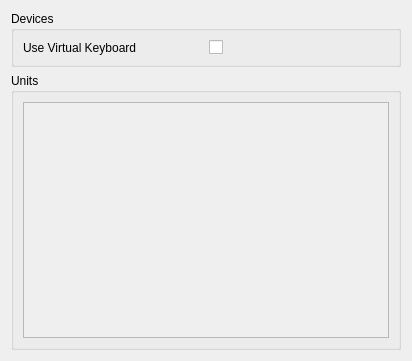
Before: the Qt Designer form ui/settings/Main.ui in OpenFairWind/FairWindSK, drawn with Qt 5.
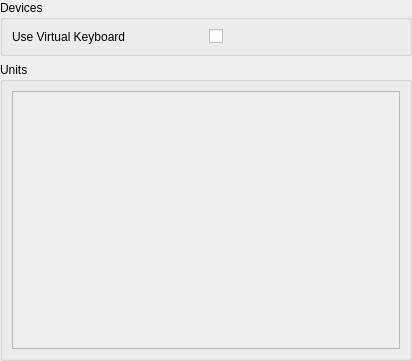
After: the same form once the commit is applied.

Patch:
```diff
--- a/ui/settings/Main.ui
+++ b/ui/settings/Main.ui
@@ -11,6 +11,18 @@
    </rect>
   </property>
   <layout class="QGridLayout" name="gridLayout_Main">
+   <property name="leftMargin">
+    <number>0</number>
+   </property>
+   <property name="topMargin">
+    <number>0</number>
+   </property>
+   <property name="rightMargin">
+    <number>0</number>
+   </property>
+   <property name="bottomMargin">
+    <number>0</number>
+   </property>
    <item row="1" column="0">
     <widget class="QGroupBox" name="groupBox_Units">
      <property name="sizePolicy">
@@ -33,8 +45,8 @@
           <rect>
            <x>0</x>
            <y>0</y>
-           <width>356</width>
-           <height>151</height>
+           <width>380</width>
+           <height>251</height>
           </rect>
          </property>
          <layout class="QGridLayout" name="gridLayout_Measures"/>
```
Left out of the diff: 1 changed line with no effect on the pictures.
